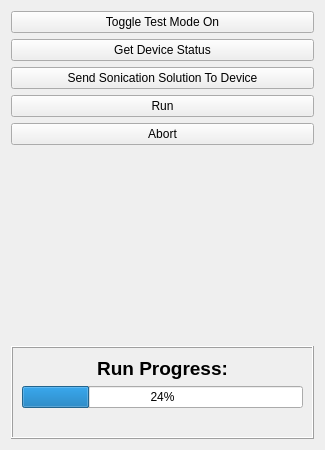
Above: OpenLIFUSonicationControl/Resources/UI/OpenLIFUSonicationControl.ui from OpenwaterHealth/SlicerOpenLIFU before the change. Below: the same form after it.
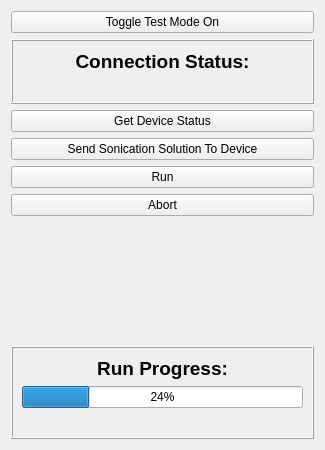
That is the form after the change. Custom widgets are drawn as their Qt base class.

Commit message:
Display connection status of LIFUInterface (#140)
Add a QFrame which contains a QLabel displaying the connected state of
the LIFU device. Since we switched to using a singleton, the state label
is set based on whether both LIFU devices (TX;HV) are connected.
Furthermore, the signals from LIFUInterface related to its connectedness
state changing update the widget through the callbacks registered in the
logic.

The edit to the form file:
```diff
--- a/OpenLIFUSonicationControl/Resources/UI/OpenLIFUSonicationControl.ui
+++ b/OpenLIFUSonicationControl/Resources/UI/OpenLIFUSonicationControl.ui
@@ -24,6 +24,38 @@
      </property>
     </widget>
    </item>
+   <item>
+    <widget class="QFrame" name="connectedStateFrame">
+     <property name="frameShape">
+      <enum>QFrame::Box</enum>
+     </property>
+     <property name="frameShadow">
+      <enum>QFrame::Raised</enum>
+     </property>
+     <layout class="QVBoxLayout" name="verticalLayout_2">
+      <item>
+       <widget class="QLabel" name="connectedStateFrameTitle">
+        <property name="text">
+         <string>&lt;html&gt;&lt;head/&gt;&lt;body&gt;&lt;p&gt;&lt;span style=&quot; font-size:14pt; font-weight:600;&quot;&gt;Connection Status:&lt;/span&gt;&lt;/p&gt;&lt;/body&gt;&lt;/html&gt;</string>
+        </property>
+        <property name="alignment">
+         <set>Qt::AlignCenter</set>
+        </property>
+        <property name="margin">
+         <number>0</number>
+        </property>
+       </widget>
+      </item>
+      <item>
+       <widget class="QLabel" name="connectedStateLabel">
+        <property name="alignment">
+         <set>Qt::AlignCenter</set>
+        </property>
+       </widget>
+      </item>
+     </layout>
+    </widget>
+   </item>
    <item>
     <widget class="QPushButton" name="manuallyGetDeviceStatusPushButton">
      <property name="toolTip">
```
The commit also changes 1 other file.
